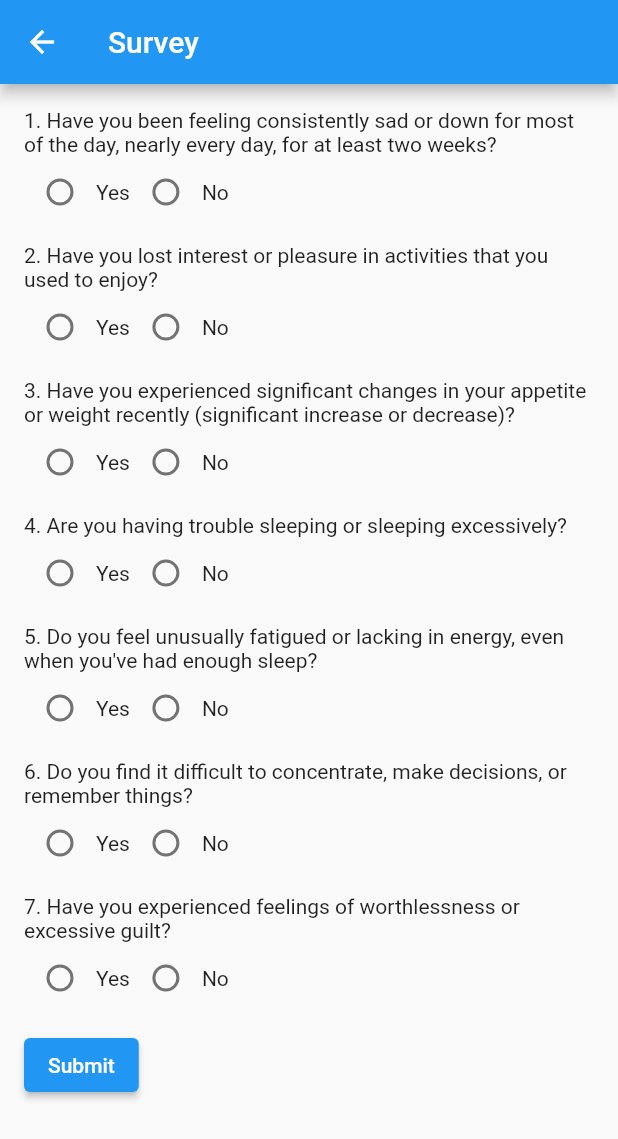
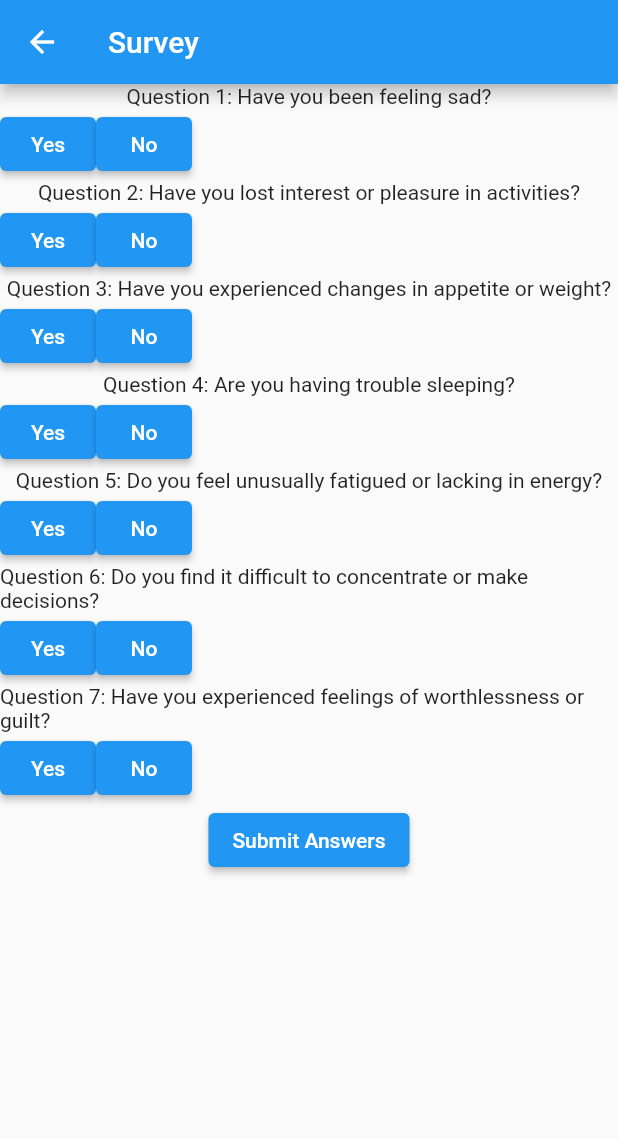
Before and after one commit to VenujaK/Zenzephyr, a Flutter app: the SurveyPage screen opened by its route, on a phone screen of 412 x 824 dp. Shown: the top 1139 px of the screen. Run offline on Flutter 3.47's test engine with Material 2 defaults, Android fonts, the phone set to English and light mode, and no system bars; our stand-ins replace firebase_auth, flutter_dotenv, google_fonts, velocity_x; missing offline and left inert: chat_gpt_sdk, mb_contact_form; accounts and stored records are empty.

```diff
--- a/lib/Pages/survey.dart
+++ b/lib/Pages/survey.dart
@@ -9,13 +9,73 @@ class SurveyPage extends StatefulWidget {
 }
 
 class _SurveyPageState extends State<SurveyPage> {
-  TextEditingController sadController = TextEditingController();
-  TextEditingController interestController = TextEditingController();
-  TextEditingController appetiteController = TextEditingController();
-  TextEditingController sleepController = TextEditingController();
-  TextEditingController energyController = TextEditingController();
-  TextEditingController concentrationController = TextEditingController();
-  TextEditingController worthlessnessController = TextEditingController();
+  int userAnswer1 = -1;
+  int userAnswer2 = -1;
+  int userAnswer3 = -1;
+  int userAnswer4 = -1;
+  int userAnswer5 = -1;
+  int userAnswer6 = -1;
+  int userAnswer7 = -1;
+
+ void sendAnswers() async {
+  if (userAnswer1 != -1 &&
+      userAnswer2 != -1 &&
+      userAnswer3 != -1 &&
+      userAnswer4 != -1 &&
+      userAnswer5 != -1 &&
+      userAnswer6 != -1 &&
+      userAnswer7 != -1) {
+    var url = Uri.parse('http://127.0.0.1:5001/predict');
+
+    var headers = {'Content-Type': 'application/json'}; // Set content type to JSON
+
+    Map<String, dynamic> answers = {
+      'answer1': userAnswer1,
+      'answer2': userAnswer2,
+      'answer3': userAnswer3,
+      'answer4': userAnswer4,
+      'answer5': userAnswer5,
+      'answer6': userAnswer6,
+      'answer7': userAnswer7,
+    };
+
+    var response = await http.post(
+      url,
+      headers: headers,
+      body: json.encode(answers), // Convert data to JSON
+    );
+
+    if (response.statusCode == 200) {
+      var data = jsonDecode(response.body);
+      String result = data['result'];
+
+      showDialog(
+        context: context,
+        builder: (BuildContext context) {
+          return AlertDialog(
+            title: Text('Predicted Result'),
+            content: Text('The predicted result is: $result'),
+            actions: <Widget>[
+              TextButton(
+                child: Text('Close'),
+                onPressed: () {
+                  Navigator.of(context).pop();
+                },
+              ),
+            ],
+          );
+        },
+      );
+    } else {
+      // Handle errors
+      print('Error: ${response.reasonPhrase}');
+    }
+  } else {
+    // Handle case where user hasn't answered all questions
+    print('Please answer all questions');
+  }
+}
+
 
   @override
   Widget build(BuildContext context) {
@@ -23,140 +83,161 @@ class _SurveyPageState extends State<SurveyPage> {
       appBar: AppBar(
         title: Text('Survey'),
       ),
-      body: SingleChildScrollView(
-        padding: EdgeInsets.all(16.0),
-        child: Column(
-          crossAxisAlignment: CrossAxisAlignment.start,
+      body: Column(
         children: <Widget>[
-            Text(
-              '1. Have you been feeling consistently sad or down for most of the day, nearly every day, for at least two weeks?',
+          Text('Question 1: Have you been feeling sad?'),
+          Row(
+            children: <Widget>[
+              ElevatedButton(
+                onPressed: () {
+                  setState(() {
+                    userAnswer1 = 1;
+                  });
+                },
+                child: Text('Yes'),
               ),
-            _buildYesNoField(sadController),
-            SizedBox(height: 10),
-            Text(
-              '2. Have you lost interest or pleasure in activities that you used to enjoy?',
-            ),
-            _buildYesNoField(interestController),
-            SizedBox(height: 10),
-            Text(
-              '3. Have you experienced significant changes in your appetite or weight recently (significant increase or decrease)?',
-            ),
-            _buildYesNoField(appetiteController),
-            SizedBox(height: 10),
-            Text(
-              '4. Are you having trouble sleeping or sleeping excessively?',
-            ),
-            _buildYesNoField(sleepController),
-            SizedBox(height: 10),
-            Text(
-              '5. Do you feel unusually fatigued or lacking in energy, even when you\'ve had enough sleep?',
-            ),
-            _buildYesNoField(energyController),
-            SizedBox(height: 10),
-            Text(
-              '6. Do you find it difficult to concentrate, make decisions, or remember things?',
-            ),
-            _buildYesNoField(concentrationController),
-            SizedBox(height: 10),
-            Text(
-              '7. Have you experienced feelings of worthlessness or excessive guilt?',
-            ),
-            _buildYesNoField(worthlessnessController),
-            SizedBox(height: 10),
               ElevatedButton(
-              onPressed: _submitForm,
-              child: Text('Submit'),
+                onPressed: () {
+                  setState(() {
+                    userAnswer1 = 0;
+                  });
+                },
+                child: Text('No'),
               ),
             ],
           ),
+          Text('Question 2: Have you lost interest or pleasure in activities?'),
+          Row(
+            children: <Widget>[
+              ElevatedButton(
+                onPressed: () {
+                  setState(() {
+                    userAnswer2 = 1;
+                  });
+                },
+                child: Text('Yes'),
+              ),
+              ElevatedButton(
+                onPressed: () {
+                  setState(() {
+                    userAnswer2 = 0;
+                  });
+                },
+                child: Text('No'),
+              ),
+            ],
+          ),
+          Text('Question 3: Have you experienced changes in appetite or weight?'),
+          Row(
+            children: <Widget>[
+              ElevatedButton(
+                onPressed: () {
+                  setState(() {
+                    userAnswer3 = 1;
+                  });
+                },
+                child: Text('Yes'),
+              ),
+              ElevatedButton(
+                onPressed: () {
+                  setState(() {
+                    userAnswer3 = 0;
+                  });
+                },
+                child: Text('No'),
+              ),
+            ],
+          ),
+          Text('Question 4: Are you having trouble sleeping?'),
+          Row(
+            children: <Widget>[
+              ElevatedButton(
+                onPressed: () {
+                  setState(() {
+                    userAnswer4 = 1;
+                  });
+                },
+                child: Text('Yes'),
+              ),
+              ElevatedButton(
+                onPressed: () {
+                  setState(() {
+                    userAnswer4 = 0;
+                  });
+                },
+                child: Text('No'),
+              ),
+            ],
+          ),
+          Text('Question 5: Do you feel unusually fatigued or lacking in energy?'),
+          Row(
+            children: <Widget>[
+              ElevatedButton(
+                onPressed: () {
+                  setState(() {
+                    userAnswer5 = 1;
+                  });
+                },
+                child: Text('Yes'),
+              ),
+              ElevatedButton(
+                onPressed: () {
+                  setState(() {
+                    userAnswer5 = 0;
+                  });
+                },
+                child: Text('No'),
+              ),
+            ],
+          ),
+          Text('Question 6: Do you find it difficult to concentrate or make decisions?'),
+          Row(
+            children: <Widget>[
+              ElevatedButton(
+                onPressed: () {
+                  setState(() {
+                    userAnswer6 = 1;
+                  });
+                },
+                child: Text('Yes'),
+              ),
+              ElevatedButton(
+                onPressed: () {
+                  setState(() {
+                    userAnswer6 = 0;
+                  });
+                },
+                child: Text('No'),
+              ),
+            ],
+          ),
+          Text('Question 7: Have you experienced feelings of worthlessness or guilt?'),
+          Row(
+            children: <Widget>[
+              ElevatedButton(
+                onPressed: () {
+                  setState(() {
+                    userAnswer7 = 1;
+                  });
+                },
+                child: Text('Yes'),
+              ),
+              ElevatedButton(
+                onPressed: () {
+                  setState(() {
+                    userAnswer7 = 0;
+                  });
+                },
+                child: Text('No'),
+              ),
+            ],
+          ),
+          ElevatedButton(
+            onPressed: sendAnswers,
+            child: Text('Submit Answers'),
+          ),
+        ],
       ),
     );
   }
-
-  Widget _buildYesNoField(TextEditingController controller) {
-    return Row(
-      children: <Widget>[
-        Radio(
-          value: 'yes',
-          groupValue: controller.text,
-          onChanged: (value) {
-            setState(() {
-              controller.text = value!;
-            });
-          },
-        ),
-        Text('Yes'),
-        Radio(
-          value: 'no',
-          groupValue: controller.text,
-          onChanged: (value) {
-            setState(() {
-              controller.text = value!;
-            });
-          },
-        ),
-        Text('No'),
-      ],
-    );
 }
-
-  void _submitForm() async {
-    Map<String, int> answers = {
-      'sad': _parseAnswer(sadController.text),
-      'interest': _parseAnswer(interestController.text),
-      'appetite': _parseAnswer(appetiteController.text),
-      'sleep': _parseAnswer(sleepController.text),
-      'energy': _parseAnswer(energyController.text),
-      'concentration': _parseAnswer(concentrationController.text),
-      'worthlessness': _parseAnswer(worthlessnessController.text),
-    };
-
-    int prediction = await _sendToServer(answers);
-
-    _showResultDialog(prediction);
-  }
-
-  int _parseAnswer(String answer) {
-    return answer == 'yes' ? 1 : 0;
-  }
-
-  Future<int> _sendToServer(Map<String, int> answers) async {
-    final response = await http.post(
-      Uri.parse('http://10.0.2.2:5000/predict'),
-      headers: <String, String>{
-        'Content-Type': 'application/json; charset=UTF-8',
-      },
-      body: jsonEncode({'inputs': answers}),
-    );
-
-    print('Response status code: ${response.statusCode}');
-    print('Response body: ${response.body}');
-
-    if (response.statusCode == 200) {
-      Map<String, dynamic> data = json.decode(response.body);
-      return data['predicted_value'];
-    } else {
-      throw Exception('Failed to get prediction');
-    }
-  }
-
-  void _showResultDialog(int prediction) {
-    showDialog(
-      context: context,
-      builder: (BuildContext context) {
-        return AlertDialog(
-          title: Text('Prediction Result'),
-          content: Text('The predicted value is: $prediction'),
-          actions: <Widget>[
-            TextButton(
-              onPressed: () {
-                Navigator.of(context).pop();
-              },
-              child: Text('Close'),
-            ),
-          ],
-        );
-      },
-    );
-  }
-}
```
Also changed, not shown: 1 other file. Lines whose indentation alone changed are shown as unchanged.
